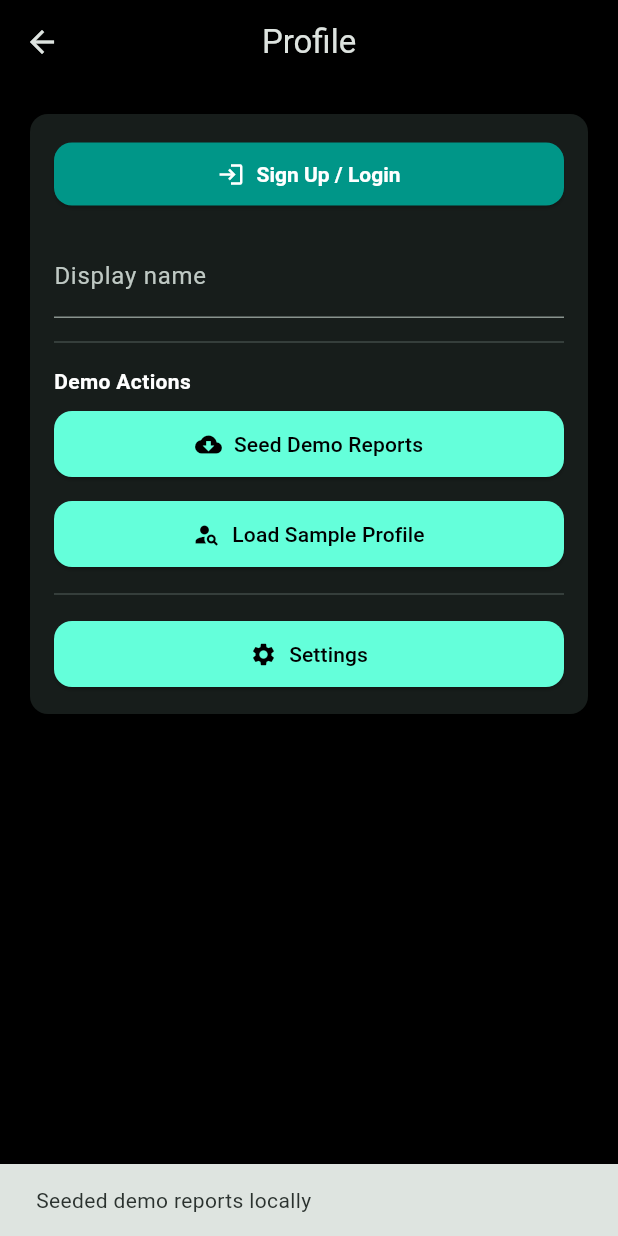
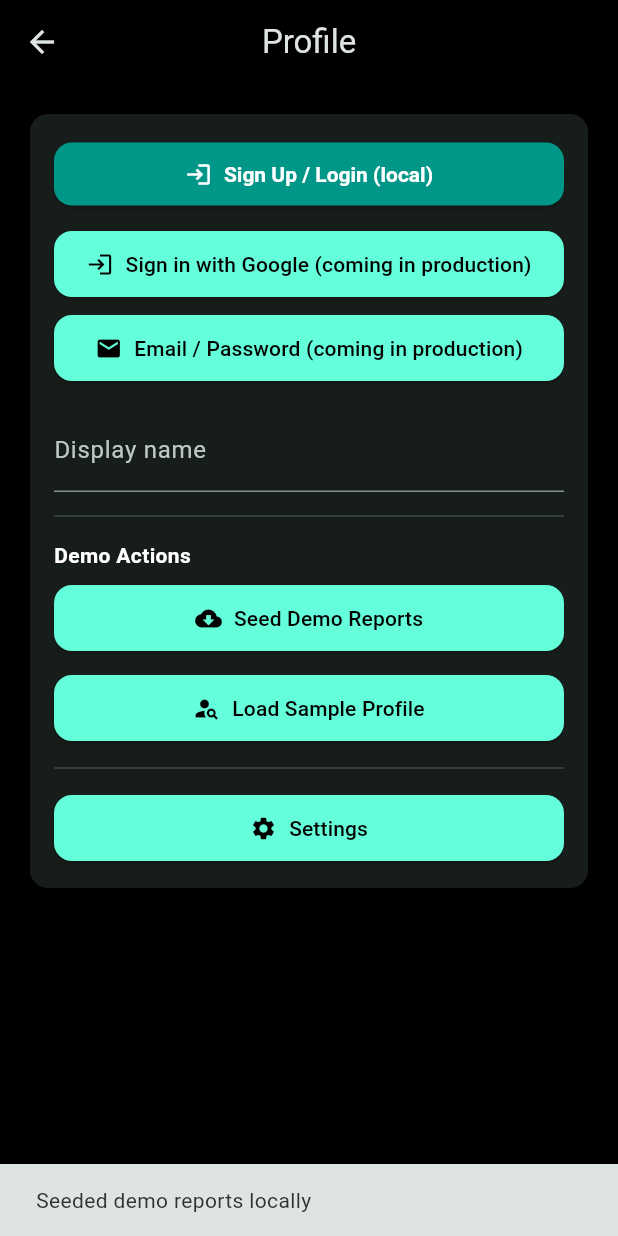
Before and after one commit to Pushkarjay/TechNova, a Flutter app: the ProfileScreen screen opened directly, after a tap on "Seed Demo Reports", on a phone screen of 412 x 824 dp. Run offline on Flutter 3.47's test engine with Material 3 defaults, Android fonts, the phone set to English and light mode, and no system bars; our stand-ins replace camera, cloud_firestore, firebase_core, flutter_dotenv, geolocator, image_picker and 2 more; missing offline and left inert: cloudinary_public; accounts and stored records are empty.

Commit message:
feat: add theme toggle + production placeholders; seed 15 demo reports; update docs for prototype maps

```diff
--- a/mobile/flutter_app/lib/screens/profile_screen.dart
+++ b/mobile/flutter_app/lib/screens/profile_screen.dart
@@ -33,9 +33,10 @@ class _ProfileScreenState extends State<ProfileScreen> {
     return Column(
       crossAxisAlignment: CrossAxisAlignment.stretch,
       children: [
+        // Local display-name login preserved.
         ElevatedButton.icon(
           icon: const Icon(Icons.login),
-          label: const Text('Sign Up / Login'),
+          label: const Text('Sign Up / Login (local)'),
           style: ElevatedButton.styleFrom(
             backgroundColor: Colors.teal,
             foregroundColor: Colors.white,
@@ -52,6 +53,47 @@ class _ProfileScreenState extends State<ProfileScreen> {
                 const SnackBar(content: Text('Please enter a display name.')),
               );
             }
+          },
+        ),
+        const SizedBox(height: 12),
+        // Production sign-in options shown but disabled for prototype.
+        ElevatedButton.icon(
+          icon: const Icon(Icons.login),
+          label: const Text('Sign in with Google (coming in production)'),
+          onPressed: () {
+            showDialog(
+              context: context,
+              builder: (c) => AlertDialog(
+                title: const Text('Coming in production'),
+                content: const Text(
+                    'Google Sign-In will be available in production builds.'),
+                actions: [
+                  TextButton(
+                      onPressed: () => Navigator.pop(c),
+                      child: const Text('OK'))
+                ],
+              ),
+            );
+          },
+        ),
+        const SizedBox(height: 8),
+        ElevatedButton.icon(
+          icon: const Icon(Icons.email),
+          label: const Text('Email / Password (coming in production)'),
+          onPressed: () {
+            showDialog(
+              context: context,
+              builder: (c) => AlertDialog(
+                title: const Text('Coming in production'),
+                content: const Text(
+                    'Email/Password sign-in will be available in production builds.'),
+                actions: [
+                  TextButton(
+                      onPressed: () => Navigator.pop(c),
+                      child: const Text('OK'))
+                ],
+              ),
+            );
           },
         ),
         const SizedBox(height: 16),
--- a/mobile/flutter_app/lib/services/sample_data.dart
+++ b/mobile/flutter_app/lib/services/sample_data.dart
@@ -12,27 +12,156 @@ class SampleData {
   static Future<void> seedLocalReports() async {
     final local = LocalStorage();
     // Two sample entries with placeholder image paths (these can be local files or URLs)
-    await local.insertReport({
+    final samples = [
+      {
+        'title': 'Placement - Mumbai',
         'imagePath':
             'https://via.placeholder.com/400x300.png?text=Billboard+Mumbai',
         'violationType': 'Placement',
         'aiSuggestion': 'Detected obtrusive placement',
         'lat': 19.0760,
         'lng': 72.8777,
-      'timestamp': DateTime.now().toIso8601String(),
-      'synced': 0,
-    });
-
-    await local.insertReport({
+      },
+      {
+        'title': 'Size - Delhi',
         'imagePath':
             'https://via.placeholder.com/400x300.png?text=Billboard+Delhi',
         'violationType': 'Size',
         'aiSuggestion': 'Large billboard exceeds guidelines',
         'lat': 28.6139,
         'lng': 77.2090,
+      },
+      {
+        'title': 'Content - Bangalore',
+        'imagePath':
+            'https://via.placeholder.com/400x300.png?text=Billboard+Bangalore',
+        'violationType': 'Content',
+        'aiSuggestion': 'Potentially offensive content',
+        'lat': 12.9716,
+        'lng': 77.5946,
+      },
+      {
+        'title': 'Size - Pune',
+        'imagePath':
+            'https://via.placeholder.com/400x300.png?text=Billboard+Pune',
+        'violationType': 'Size',
+        'aiSuggestion': 'Large billboard exceeds guidelines',
+        'lat': 18.5204,
+        'lng': 73.8567,
+      },
+      {
+        'title': 'Placement - Hyderabad',
+        'imagePath':
+            'https://via.placeholder.com/400x300.png?text=Billboard+Hyderabad',
+        'violationType': 'Placement',
+        'aiSuggestion': 'Obtrusive placement near pedestrian path',
+        'lat': 17.3850,
+        'lng': 78.4867,
+      },
+      {
+        'title': 'Hazard - Kolkata',
+        'imagePath':
+            'https://via.placeholder.com/400x300.png?text=Billboard+Kolkata',
+        'violationType': 'Hazard',
+        'aiSuggestion': 'Structural damage detected',
+        'lat': 22.5726,
+        'lng': 88.3639,
+      },
+      {
+        'title': 'Content - Chennai',
+        'imagePath':
+            'https://via.placeholder.com/400x300.png?text=Billboard+Chennai',
+        'violationType': 'Content',
+        'aiSuggestion': 'Contains potentially objectionable content',
+        'lat': 13.0827,
+        'lng': 80.2707,
+      },
+      {
+        'title': 'Size - Ahmedabad',
+        'imagePath':
+            'https://via.placeholder.com/400x300.png?text=Billboard+Ahmedabad',
+        'violationType': 'Size',
+        'aiSuggestion': 'Appears oversized for permitted zoning',
+        'lat': 23.0225,
+        'lng': 72.5714,
+      },
+      {
+        'title': 'Placement - Surat',
+        'imagePath':
+            'https://via.placeholder.com/400x300.png?text=Billboard+Surat',
+        'violationType': 'Placement',
+        'aiSuggestion': 'Blocking sightlines / traffic sign',
+        'lat': 21.1702,
+        'lng': 72.8311,
+      },
+      {
+        'title': 'Hazard - Lucknow',
+        'imagePath':
+            'https://via.placeholder.com/400x300.png?text=Billboard+Lucknow',
+        'violationType': 'Hazard',
+        'aiSuggestion': 'Damage to supporting structure',
+        'lat': 26.8467,
+        'lng': 80.9462,
+      },
+      {
+        'title': 'Content - Jaipur',
+        'imagePath':
+            'https://via.placeholder.com/400x300.png?text=Billboard+Jaipur',
+        'violationType': 'Content',
+        'aiSuggestion': 'Potentially misleading content',
+        'lat': 26.9124,
+        'lng': 75.7873,
+      },
+      {
+        'title': 'Size - Kanpur',
+        'imagePath':
+            'https://via.placeholder.com/400x300.png?text=Billboard+Kanpur',
+        'violationType': 'Size',
+        'aiSuggestion': 'Exceeds permitted billboard size',
+        'lat': 26.4499,
+        'lng': 80.3319,
+      },
+      {
+        'title': 'Placement - Nagpur',
+        'imagePath':
+            'https://via.placeholder.com/400x300.png?text=Billboard+Nagpur',
+        'violationType': 'Placement',
+        'aiSuggestion': 'Too close to road shoulder',
+        'lat': 21.1458,
+        'lng': 79.0882,
+      },
+      {
+        'title': 'Hazard - Indore',
+        'imagePath':
+            'https://via.placeholder.com/400x300.png?text=Billboard+Indore',
+        'violationType': 'Hazard',
+        'aiSuggestion': 'Unstable structure detected',
+        'lat': 22.7196,
+        'lng': 75.8577,
+      },
+      {
+        'title': 'Content - Goa',
+        'imagePath':
+            'https://via.placeholder.com/400x300.png?text=Billboard+Goa',
+        'violationType': 'Content',
+        'aiSuggestion': 'Advert content flagged by rules',
+        'lat': 15.2993,
+        'lng': 74.1240,
+      },
+    ];
+
+    for (var s in samples) {
+      await local.insertReport({
+        'title': s['title'],
+        'imagePath': s['imagePath'],
+        'violationType': s['violationType'],
+        'aiSuggestion': s['aiSuggestion'],
+        'lat': s['lat'],
+        'lng': s['lng'],
         'timestamp': DateTime.now().toIso8601String(),
         'synced': 0,
       });
+    }
   }
 
   static final List<Map<String, dynamic>> _samples = [
--- /dev/null
+++ b/mobile/flutter_app/lib/services/theme_service.dart
@@ -0,0 +1,9 @@
+import 'package:flutter/foundation.dart';
+
+/// Simple in-memory theme service used by the prototype.
+/// Default is dark theme. This uses a ValueNotifier so UI can listen
+/// without adding a larger state management dependency.
+class ThemeService {
+  static final ValueNotifier<bool> isDark = ValueNotifier<bool>(true);
+  static void toggle() => isDark.value = !isDark.value;
+}
```
Also changed, not shown: mobile/flutter_app/lib/main.dart (+48 -10 lines), mobile/flutter_app/lib/screens/review_screen.dart (+13 -5 lines), mobile/flutter_app/lib/screens/settings_screen.dart (+48 -2 lines), 6 other files. Lines whose indentation alone changed are shown as unchanged.
